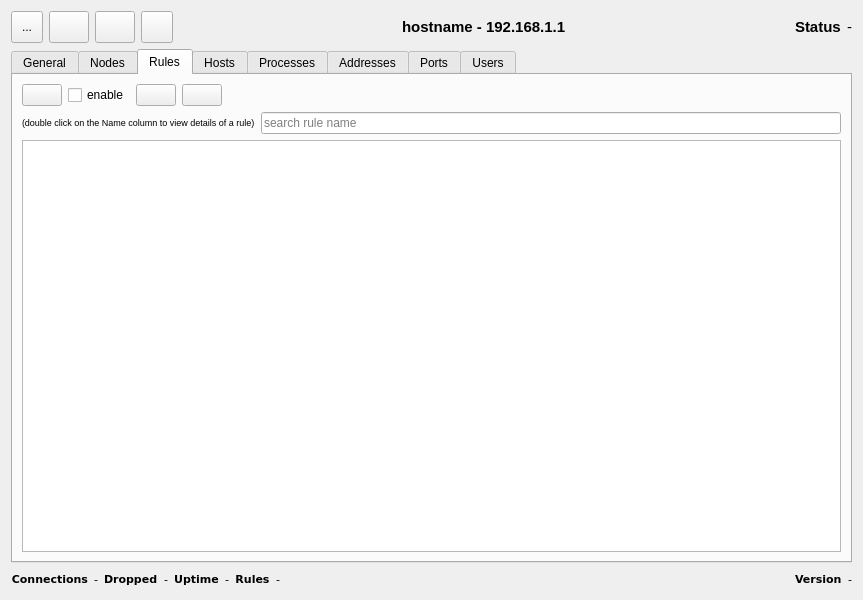
This is ui/opensnitch/res/stats.ui in evilsocket/opensnitch as Qt 5 draws it before an edit. The edited form follows.
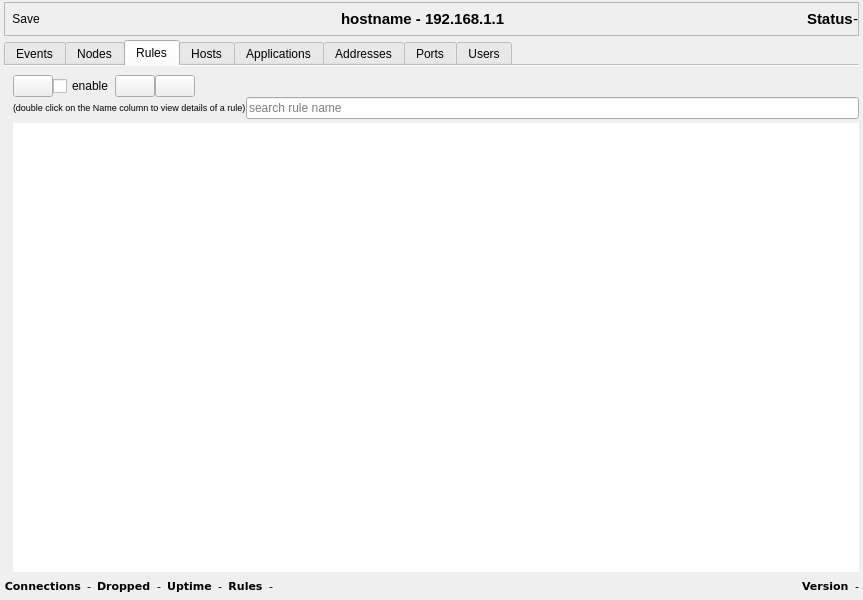
This is the edited form. The open tabs and pages were chosen to show the change. Icons and pictures are not drawn.

Commit message: ui,stats: added icons to the tabs and restyling

```diff
--- a/ui/opensnitch/res/stats.ui
+++ b/ui/opensnitch/res/stats.ui
@@ -40,14 +40,291 @@
    <bool>false</bool>
   </property>
   <layout class="QGridLayout" name="gridLayout_4">
-   <item row="3" column="0">
+   <property name="leftMargin">
+    <number>4</number>
+   </property>
+   <property name="topMargin">
+    <number>2</number>
+   </property>
+   <property name="rightMargin">
+    <number>4</number>
+   </property>
+   <property name="bottomMargin">
+    <number>4</number>
+   </property>
+   <property name="horizontalSpacing">
+    <number>2</number>
+   </property>
+   <property name="verticalSpacing">
+    <number>4</number>
+   </property>
+   <item row="0" column="0">
+    <widget class="QFrame" name="frame">
+     <property name="frameShape">
+      <enum>QFrame::StyledPanel</enum>
+     </property>
+     <property name="frameShadow">
+      <enum>QFrame::Raised</enum>
+     </property>
+     <layout class="QGridLayout" name="gridLayout">
+      <property name="leftMargin">
+       <number>0</number>
+      </property>
+      <property name="topMargin">
+       <number>0</number>
+      </property>
+      <property name="rightMargin">
+       <number>0</number>
+      </property>
+      <property name="bottomMargin">
+       <number>0</number>
+      </property>
+      <property name="spacing">
+       <number>0</number>
+      </property>
+      <item row="0" column="0">
+       <layout class="QHBoxLayout" name="horizontalLayout_10">
+        <item>
+         <widget class="QToolButton" name="saveButton">
+          <property name="minimumSize">
+           <size>
+            <width>32</width>
+            <height>32</height>
+           </size>
+          </property>
+          <property name="toolTip">
+           <string>Save to CSV.</string>
+          </property>
+          <property name="text">
+           <string>Save</string>
+          </property>
+          <property name="icon">
+           <iconset theme="document-save">
+            <normaloff>../../../../../../../../../../../../../../../../../../../../../../../../../../../../../../../../.designer/backup</normaloff>../../../../../../../../../../../../../../../../../../../../../../../../../../../../../../../../.designer/backup</iconset>
+          </property>
+          <property name="shortcut">
+           <string>Ctrl+S</string>
+          </property>
+          <property name="toolButtonStyle">
+           <enum>Qt::ToolButtonFollowStyle</enum>
+          </property>
+          <property name="autoRaise">
+           <bool>true</bool>
+          </property>
+         </widget>
+        </item>
+        <item>
+         <widget class="QToolButton" name="prefsButton">
+          <property name="sizePolicy">
+           <sizepolicy hsizetype="Fixed" vsizetype="Fixed">
+            <horstretch>0</horstretch>
+            <verstretch>0</verstretch>
+           </sizepolicy>
+          </property>
+          <property name="minimumSize">
+           <size>
+            <width>32</width>
+            <height>32</height>
+           </size>
+          </property>
+          <property name="text">
+           <string/>
+          </property>
+          <property name="icon">
+           <iconset theme="preferences-desktop">
+            <normaloff>../../../../../../../../../../../../../../../../../../../../../../../../../../../../../../../../.designer/backup</normaloff>../../../../../../../../../../../../../../../../../../../../../../../../../../../../../../../../.designer/backup</iconset>
+          </property>
+          <property name="autoRaise">
+           <bool>true</bool>
+          </property>
+         </widget>
+        </item>
+        <item>
+         <widget class="QToolButton" name="newRuleButton">
+          <property name="sizePolicy">
+           <sizepolicy hsizetype="Fixed" vsizetype="Fixed">
+            <horstretch>32</horstretch>
+            <verstretch>32</verstretch>
+           </sizepolicy>
+          </property>
+          <property name="minimumSize">
+           <size>
+            <width>32</width>
+            <height>32</height>
+           </size>
+          </property>
+          <property name="toolTip">
+           <string>Create a new rule</string>
+          </property>
+          <property name="text">
+           <string/>
+          </property>
+          <property name="icon">
+           <iconset theme="document-new">
+            <normaloff>../../../../../../../../.designer/backup</normaloff>../../../../../../../../.designer/backup</iconset>
+          </property>
+          <property name="autoRaise">
+           <bool>true</bool>
+          </property>
+         </widget>
+        </item>
+        <item>
+         <spacer name="horizontalSpacer_9">
+          <property name="orientation">
+           <enum>Qt::Horizontal</enum>
+          </property>
+          <property name="sizeHint" stdset="0">
+           <size>
+            <width>60</width>
+            <height>20</height>
+           </size>
+          </property>
+         </spacer>
+        </item>
+        <item>
+         <widget class="QLabel" name="nodeLabel">
+          <property name="text">
+           <string>&lt;html&gt;&lt;head/&gt;&lt;body&gt;&lt;p&gt;&lt;span style=&quot; font-size:11pt; font-weight:600;&quot;&gt;hostname - 192.168.1.1&lt;/span&gt;&lt;/p&gt;&lt;/body&gt;&lt;/html&gt;</string>
+          </property>
+          <property name="margin">
+           <number>5</number>
+          </property>
+         </widget>
+        </item>
+        <item>
+         <spacer name="horizontalSpacer">
+          <property name="orientation">
+           <enum>Qt::Horizontal</enum>
+          </property>
+          <property name="sizeHint" stdset="0">
+           <size>
+            <width>40</width>
+            <height>20</height>
+           </size>
+          </property>
+         </spacer>
+        </item>
+        <item>
+         <widget class="QToolButton" name="startButton">
+          <property name="minimumSize">
+           <size>
+            <width>32</width>
+            <height>32</height>
+           </size>
+          </property>
+          <property name="toolTip">
+           <string>Start or Stop interception</string>
+          </property>
+          <property name="text">
+           <string/>
+          </property>
+          <property name="icon">
+           <iconset theme="media-playback-start">
+            <normaloff>../../../../../../../../.designer/backup</normaloff>../../../../../../../../.designer/backup</iconset>
+          </property>
+          <property name="checkable">
+           <bool>true</bool>
+          </property>
+          <property name="checked">
+           <bool>false</bool>
+          </property>
+          <property name="autoRaise">
+           <bool>true</bool>
+          </property>
+         </widget>
+        </item>
+        <item>
+         <spacer name="horizontalSpacer_11">
+          <property name="orientation">
+           <enum>Qt::Horizontal</enum>
+          </property>
+          <property name="sizeType">
+           <enum>QSizePolicy::Minimum</enum>
+          </property>
+          <property name="sizeHint" stdset="0">
+           <size>
+            <width>40</width>
+            <height>20</height>
+           </size>
+          </property>
+         </spacer>
+        </item>
+        <item>
+         <widget class="QLabel" name="label_2">
+          <property name="sizePolicy">
+           <sizepolicy hsizetype="Fixed" vsizetype="Preferred">
+            <horstretch>0</horstretch>
+            <verstretch>0</verstretch>
+           </sizepolicy>
+          </property>
+          <property name="font">
+           <font>
+            <family>Ubuntu</family>
+            <pointsize>11</pointsize>
+            <weight>75</weight>
+            <italic>false</italic>
+            <bold>true</bold>
+            <kerning>true</kerning>
+           </font>
+          </property>
+          <property name="text">
+           <string>Status</string>
+          </property>
+          <property name="alignment">
+           <set>Qt::AlignLeading|Qt::AlignLeft|Qt::AlignVCenter</set>
+          </property>
+          <property name="margin">
+           <number>5</number>
+          </property>
+         </widget>
+        </item>
+        <item>
+         <widget class="QLabel" name="statusLabel">
+          <property name="sizePolicy">
+           <sizepolicy hsizetype="Minimum" vsizetype="Fixed">
+            <horstretch>0</horstretch>
+            <verstretch>0</verstretch>
+           </sizepolicy>
+          </property>
+          <property name="font">
+           <font>
+            <pointsize>11</pointsize>
+            <kerning>true</kerning>
+           </font>
+          </property>
+          <property name="text">
+           <string>-</string>
+          </property>
+          <property name="alignment">
+           <set>Qt::AlignLeading|Qt::AlignLeft|Qt::AlignVCenter</set>
+          </property>
+          <property name="margin">
+           <number>5</number>
+          </property>
+         </widget>
+        </item>
+       </layout>
+      </item>
+     </layout>
+    </widget>
+   </item>
+   <item row="1" column="0">
     <widget class="QTabWidget" name="tabWidget">
+     <property name="tabPosition">
+      <enum>QTabWidget::North</enum>
+     </property>
+     <property name="tabShape">
+      <enum>QTabWidget::Rounded</enum>
+     </property>
      <property name="currentIndex">
       <number>0</number>
      </property>
+     <property name="documentMode">
+      <bool>true</bool>
+     </property>
      <widget class="QWidget" name="tab">
       <attribute name="title">
-       <string>General</string>
+       <string>Events</string>
       </attribute>
       <layout class="QVBoxLayout" name="verticalLayout_8">
        <item>
@@ -252,6 +529,15 @@
        <string>Rules</string>
       </attribute>
       <layout class="QVBoxLayout" name="verticalLayout_2">
+       <property name="spacing">
+        <number>0</number>
+       </property>
+       <property name="rightMargin">
+        <number>0</number>
+       </property>
+       <property name="bottomMargin">
+        <number>0</number>
+       </property>
        <item>
         <layout class="QHBoxLayout" name="rulesToolbarLayout">
          <item>
@@ -354,20 +640,27 @@
         </layout>
        </item>
        <item>
-        <widget class="QTableView" name="rulesTable">
-         <property name="autoScroll">
-          <bool>false</bool>
+        <layout class="QHBoxLayout" name="horizontalLayout_16">
+         <property name="spacing">
+          <number>2</number>
          </property>
-         <attribute name="horizontalHeaderStretchLastSection">
-          <bool>true</bool>
-         </attribute>
-         <attribute name="verticalHeaderVisible">
-          <bool>false</bool>
-         </attribute>
-         <attribute name="verticalHeaderStretchLastSection">
-          <bool>false</bool>
-         </attribute>
-        </widget>
+         <property name="topMargin">
+          <number>4</number>
+         </property>
+         <item>
+          <widget class="QTableView" name="rulesTable">
+           <property name="frameShape">
+            <enum>QFrame::NoFrame</enum>
+           </property>
+           <property name="frameShadow">
+            <enum>QFrame::Plain</enum>
+           </property>
+           <property name="horizontalScrollMode">
+            <enum>QAbstractItemView::ScrollPerPixel</enum>
+           </property>
+          </widget>
+         </item>
+        </layout>
        </item>
       </layout>
      </widget>
@@ -459,7 +752,7 @@
      </widget>
      <widget class="QWidget" name="tab_7">
       <attribute name="title">
-       <string>Processes</string>
+       <string>Applications</string>
       </attribute>
       <layout class="QVBoxLayout" name="verticalLayout_4">
        <item>
@@ -817,8 +1110,11 @@
      </widget>
     </widget>
    </item>
-   <item row="4" column="0">
+   <item row="2" column="0">
     <layout class="QHBoxLayout" name="horizontalLayout_9">
+     <property name="spacing">
+      <number>6</number>
+     </property>
      <item>
       <layout class="QHBoxLayout" name="statsLayout">
        <item>
@@ -836,6 +1132,7 @@
            <weight>75</weight>
            <italic>false</italic>
            <bold>true</bold>
+           <kerning>true</kerning>
           </font>
          </property>
          <property name="text">
@@ -861,6 +1158,7 @@
           <font>
            <family>DejaVu Sans</family>
            <pointsize>8</pointsize>
+           <kerning>true</kerning>
           </font>
          </property>
          <property name="text">
@@ -889,6 +1187,7 @@
            <weight>75</weight>
            <italic>false</italic>
            <bold>true</bold>
+           <kerning>true</kerning>
           </font>
          </property>
          <property name="text">
@@ -914,6 +1213,7 @@
           <font>
            <family>DejaVu Sans</family>
            <pointsize>8</pointsize>
+           <kerning>true</kerning>
           </font>
          </property>
          <property name="text">
@@ -942,6 +1242,7 @@
            <weight>75</weight>
            <italic>false</italic>
            <bold>true</bold>
+           <kerning>true</kerning>
           </font>
          </property>
          <property name="text">
@@ -967,6 +1268,7 @@
           <font>
            <family>DejaVu Sans</family>
            <pointsize>8</pointsize>
+           <kerning>true</kerning>
           </font>
          </property>
          <property name="text">
@@ -995,6 +1297,7 @@
            <weight>75</weight>
            <italic>false</italic>
            <bold>true</bold>
+           <kerning>true</kerning>
           </font>
          </property>
          <property name="text">
@@ -1020,6 +1323,7 @@
           <font>
            <family>DejaVu Sans</family>
            <pointsize>8</pointsize>
+           <kerning>true</kerning>
           </font>
          </property>
          <property name="text">
@@ -1063,6 +1367,7 @@
          <weight>75</weight>
          <italic>false</italic>
          <bold>true</bold>
+         <kerning>true</kerning>
         </font>
        </property>
        <property name="text">
@@ -1088,6 +1393,7 @@
         <font>
          <family>DejaVu Sans</family>
          <pointsize>8</pointsize>
+         <kerning>true</kerning>
         </font>
        </property>
        <property name="text">
@@ -1103,189 +1409,6 @@
      </item>
     </layout>
    </item>
-   <item row="0" column="0">
-    <layout class="QHBoxLayout" name="horizontalLayout_10">
-     <item>
-      <widget class="QToolButton" name="saveButton">
-       <property name="minimumSize">
-        <size>
-         <width>32</width>
-         <height>32</height>
-        </size>
-       </property>
-       <property name="toolTip">
-        <string>Save to CSV.</string>
-       </property>
-       <property name="text">
-        <string>...</string>
-       </property>
-       <property name="icon">
-        <iconset theme="document-save">
-         <normaloff>../../../../../../../../../../../../../../../../../../../../../../../../../../.designer/backup</normaloff>../../../../../../../../../../../../../../../../../../../../../../../../../../.designer/backup</iconset>
-       </property>
-       <property name="shortcut">
-        <string>Ctrl+S</string>
-       </property>
-      </widget>
-     </item>
-     <item>
-      <widget class="QPushButton" name="prefsButton">
-       <property name="sizePolicy">
-        <sizepolicy hsizetype="Fixed" vsizetype="Fixed">
-         <horstretch>0</horstretch>
-         <verstretch>0</verstretch>
-        </sizepolicy>
-       </property>
-       <property name="minimumSize">
-        <size>
-         <width>32</width>
-         <height>32</height>
-        </size>
-       </property>
-       <property name="text">
-        <string/>
-       </property>
-       <property name="icon">
-        <iconset theme="preferences-desktop">
-         <normaloff>../../../../../../../../../../../../../../../../../../../../../../../../../../.designer/backup</normaloff>../../../../../../../../../../../../../../../../../../../../../../../../../../.designer/backup</iconset>
-       </property>
-      </widget>
-     </item>
-     <item>
-      <widget class="QPushButton" name="newRuleButton">
-       <property name="sizePolicy">
-        <sizepolicy hsizetype="Fixed" vsizetype="Fixed">
-         <horstretch>32</horstretch>
-         <verstretch>32</verstretch>
-        </sizepolicy>
-       </property>
-       <property name="minimumSize">
-        <size>
-         <width>32</width>
-         <height>32</height>
-        </size>
-       </property>
-       <property name="text">
-        <string/>
-       </property>
-       <property name="icon">
-        <iconset theme="document-new"/>
-       </property>
-      </widget>
-     </item>
-     <item>
-      <widget class="QToolButton" name="startButton">
-       <property name="minimumSize">
-        <size>
-         <width>32</width>
-         <height>32</height>
-        </size>
-       </property>
-       <property name="text">
-        <string/>
-       </property>
-       <property name="icon">
-        <iconset theme="media-playback-start">
-         <normaloff>../../../../../../../../../../../../../../../../../../../../../../../../../../.designer/backup</normaloff>../../../../../../../../../../../../../../../../../../../../../../../../../../.designer/backup</iconset>
-       </property>
-       <property name="checkable">
-        <bool>true</bool>
-       </property>
-       <property name="checked">
-        <bool>false</bool>
-       </property>
-      </widget>
-     </item>
-     <item>
-      <spacer name="horizontalSpacer_9">
-       <property name="orientation">
-        <enum>Qt::Horizontal</enum>
-       </property>
-       <property name="sizeHint" stdset="0">
-        <size>
-         <width>60</width>
-         <height>20</height>
-        </size>
-       </property>
-      </spacer>
-     </item>
-     <item>
-      <widget class="QLabel" name="nodeLabel">
-       <property name="text">
-        <string>&lt;html&gt;&lt;head/&gt;&lt;body&gt;&lt;p&gt;&lt;span style=&quot; font-size:11pt; font-weight:600;&quot;&gt;hostname - 192.168.1.1&lt;/span&gt;&lt;/p&gt;&lt;/body&gt;&lt;/html&gt;</string>
-       </property>
-       <property name="margin">
-        <number>5</number>
-       </property>
-      </widget>
-     </item>
-     <item>
-      <spacer name="horizontalSpacer">
-       <property name="orientation">
-        <enum>Qt::Horizontal</enum>
-       </property>
-       <property name="sizeHint" stdset="0">
-        <size>
-         <width>40</width>
-         <height>20</height>
-        </size>
-       </property>
-      </spacer>
-     </item>
-     <item>
-      <widget class="QLabel" name="label_2">
-       <property name="sizePolicy">
-        <sizepolicy hsizetype="Fixed" vsizetype="Preferred">
-         <horstretch>0</horstretch>
-         <verstretch>0</verstretch>
-        </sizepolicy>
-       </property>
-       <property name="font">
-        <font>
-         <family>Ubuntu</family>
-         <pointsize>11</pointsize>
-         <weight>75</weight>
-         <italic>false</italic>
-         <bold>true</bold>
-        </font>
-       </property>
-       <property name="text">
-        <string>Status</string>
-       </property>
-       <property name="alignment">
-        <set>Qt::AlignLeading|Qt::AlignLeft|Qt::AlignVCenter</set>
-       </property>
-       <property name="margin">
-        <number>5</number>
-       </property>
-      </widget>
-     </item>
-     <item>
-      <widget class="QLabel" name="statusLabel">
-       <property name="sizePolicy">
-        <sizepolicy hsizetype="Minimum" vsizetype="Fixed">
-         <horstretch>0</horstretch>
-         <verstretch>0</verstretch>
-        </sizepolicy>
-       </property>
-       <property name="font">
-        <font>
-         <pointsize>11</pointsize>
-        </font>
-       </property>
-       <property name="text">
-        <string>-</string>
-       </property>
-       <property name="alignment">
-        <set>Qt::AlignLeading|Qt::AlignLeft|Qt::AlignVCenter</set>
-       </property>
-       <property name="margin">
-        <number>5</number>
-       </property>
-      </widget>
-     </item>
-    </layout>
-   </item>
   </layout>
  </widget>
  <resources/>
```
Left out of the diff: 151 changed lines with no effect on the pictures.
